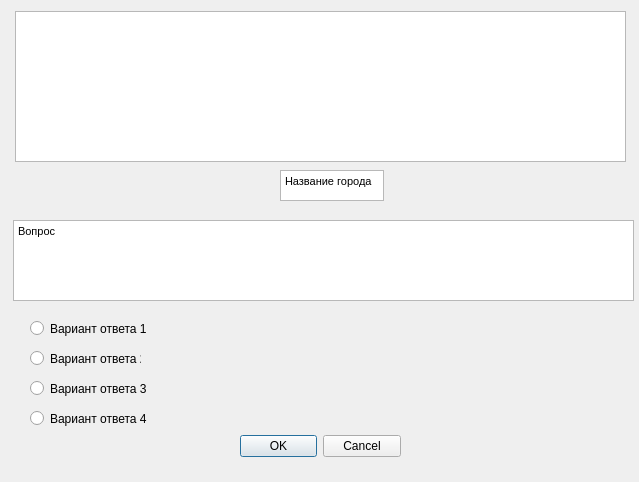
Before: the Qt Designer form city.ui in AlexeyFedoseev/rmap, drawn with Qt 5.
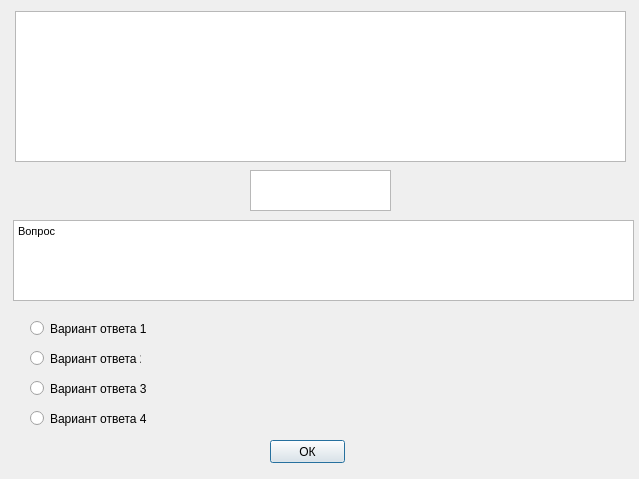
After: the same form once the commit is applied.

Commit message: Ввёл координаты городов, начал делать изменение названия города

Patch:
```diff
--- a/city.ui
+++ b/city.ui
@@ -7,45 +7,12 @@
     <x>0</x>
     <y>0</y>
     <width>639</width>
-    <height>482</height>
+    <height>479</height>
    </rect>
   </property>
   <property name="windowTitle">
    <string>Dialog</string>
   </property>
-  <widget class="QDialogButtonBox" name="buttonBox">
-   <property name="geometry">
-    <rect>
-     <x>240</x>
-     <y>430</y>
-     <width>161</width>
-     <height>32</height>
-    </rect>
-   </property>
-   <property name="orientation">
-    <enum>Qt::Horizontal</enum>
-   </property>
-   <property name="standardButtons">
-    <set>QDialogButtonBox::Cancel|QDialogButtonBox::Ok</set>
-   </property>
-  </widget>
-  <widget class="QTextEdit" name="textEdit">
-   <property name="geometry">
-    <rect>
-     <x>280</x>
-     <y>170</y>
-     <width>104</width>
-     <height>31</height>
-    </rect>
-   </property>
-   <property name="html">
-    <string>&lt;!DOCTYPE HTML PUBLIC &quot;-//W3C//DTD HTML 4.0//EN&quot; &quot;http://www.w3.org/TR/REC-html40/strict.dtd&quot;&gt;
-&lt;html&gt;&lt;head&gt;&lt;meta name=&quot;qrichtext&quot; content=&quot;1&quot; /&gt;&lt;style type=&quot;text/css&quot;&gt;
-p, li { white-space: pre-wrap; }
-&lt;/style&gt;&lt;/head&gt;&lt;body style=&quot; font-family:'MS Shell Dlg 2'; font-size:8.25pt; font-weight:400; font-style:normal;&quot;&gt;
-&lt;p style=&quot; margin-top:0px; margin-bottom:0px; margin-left:0px; margin-right:0px; -qt-block-indent:0; text-indent:0px;&quot;&gt;Название города&lt;/p&gt;&lt;/body&gt;&lt;/html&gt;</string>
-   </property>
-  </widget>
   <widget class="QTextEdit" name="textEdit_2">
    <property name="geometry">
     <rect>
@@ -126,6 +93,29 @@
     </rect>
    </property>
   </widget>
+  <widget class="QPushButton" name="PushButton">
+   <property name="geometry">
+    <rect>
+     <x>270</x>
+     <y>440</y>
+     <width>75</width>
+     <height>23</height>
+    </rect>
+   </property>
+   <property name="text">
+    <string>ОК</string>
+   </property>
+  </widget>
+  <widget class="QTextEdit" name="cityName">
+   <property name="geometry">
+    <rect>
+     <x>250</x>
+     <y>170</y>
+     <width>141</width>
+     <height>41</height>
+    </rect>
+   </property>
+  </widget>
  </widget>
  <resources/>
  <connections>
```
Left out of the diff: 35 changed lines with no effect on the pictures. The commit also changes 3 other files.
